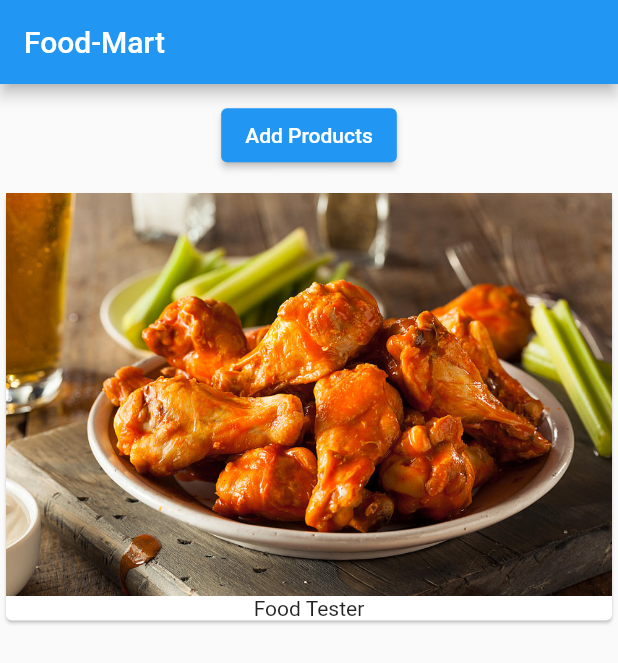
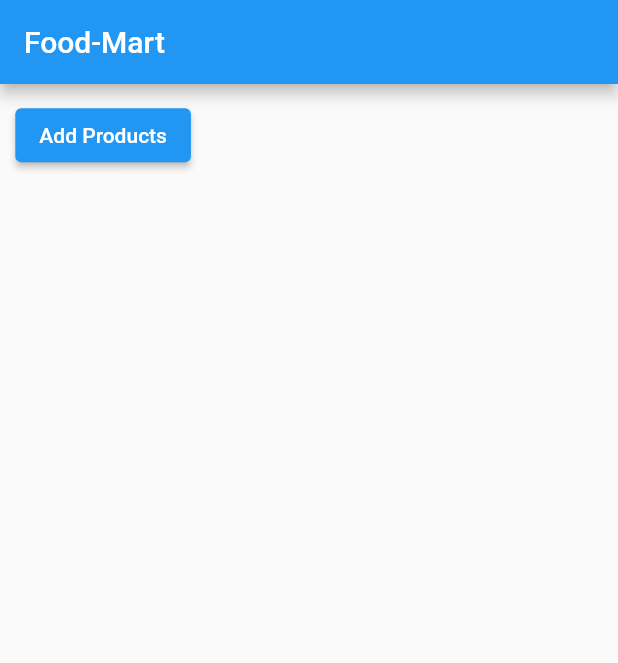
Before and after one commit to jonyszone/E_Mart, a Flutter app: the screen it shows after launch, on a phone screen of 412 x 824 dp. Shown: the top 663 px of the screen. Run offline on Flutter 3.47's test engine with Material 2 defaults, Android fonts, the phone set to English and light mode, and no system bars.

Commit message:
added data class products dart file

```diff
--- a/lib/main.dart
+++ b/lib/main.dart
@@ -32,20 +32,6 @@ class _MyAppState extends State<MyApp> {
                   },
                   child: Text('Add Products')),
             ),
-            Column(
-              children: _products
-                  .map(
-                    (element) => Card(
-                      child: Column(
-                        children: [
-                          Image.asset('assets/spicy.jpg'),
-                          Text(element)
-                        ],
-                      ),
-                    ),
-                  )
-                  .toList(),
-            ),
           ],
         ),
       ),
```
Also changed, not shown: lib/products.dart (added, +23 -0 lines).
